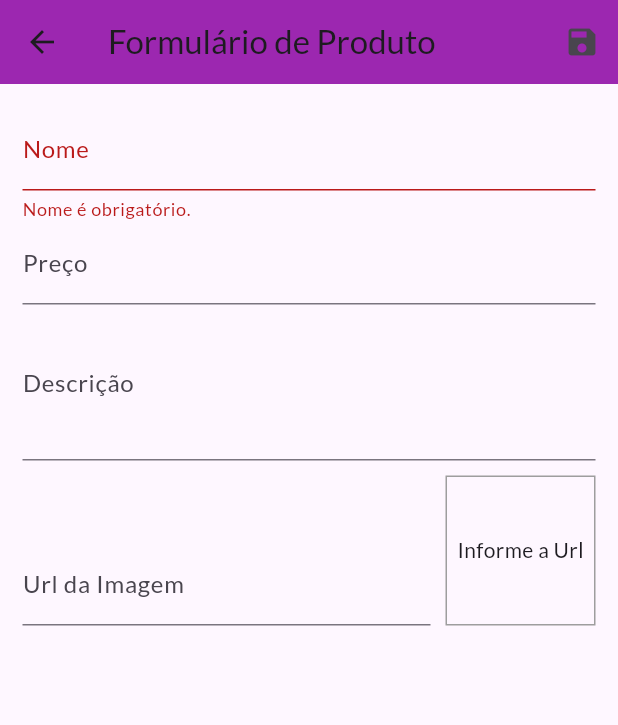
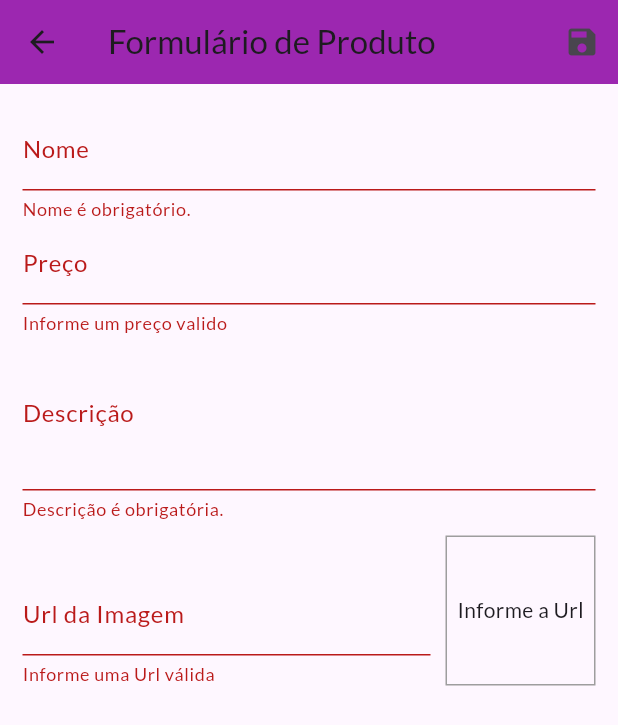
Before and after one commit to LuaDlc/shop, a Flutter app: the ProductFormPage screen opened by its route, after a tap on the "save" icon, on a phone screen of 412 x 824 dp. Shown: the top 725 px of the screen. Run offline on Flutter 3.47's test engine with Material 2 defaults, Android fonts, the phone set to English and light mode, and no system bars; network calls fail.

Commit message:
feat: edit product and revise

```diff
--- a/lib/components/badgee.dart
+++ b/lib/components/badgee.dart
@@ -10,7 +10,7 @@ class Badgee extends StatelessWidget {
   }) : super(key: key);
 
   final Widget child;
-  final String? value;
+  final String value;
   final Color? color;
 
   @override
@@ -33,7 +33,7 @@ class Badgee extends StatelessWidget {
                 minWidth: 16,
               ),
               child: Text(
-                value!,
+                value,
                 textAlign: TextAlign.center,
                 style: const TextStyle(fontSize: 10),
               ),
--- a/lib/components/product_grid_item.dart
+++ b/lib/components/product_grid_item.dart
@@ -21,7 +21,8 @@ class ProductGridItem extends StatelessWidget {
       child: GridTile(
         footer: GridTileBar(
             backgroundColor: Colors.black38,
-            leading: IconButton(
+            leading: Consumer<Product>(
+              builder: (ctx, product, _) => IconButton(
                   onPressed: () {
                     product.toggleFavorite();
                   },
@@ -31,6 +32,7 @@ class ProductGridItem extends StatelessWidget {
                         : Icons.favorite_border_outlined,
                     color: Theme.of(context).hintColor,
                   )),
+            ),
             title: Text(
               product.name!,
               textAlign: TextAlign.center,
@@ -66,3 +68,5 @@ class ProductGridItem extends StatelessWidget {
     );
   }
 }
+// productlist
+//productform page
--- a/lib/main.dart
+++ b/lib/main.dart
@@ -44,7 +44,7 @@ class MyApp extends StatelessWidget {
           routes: {
             AppRoutes.home: (ctx) => const ProductOverviewPage(),
             AppRoutes.productDetail: (ctx) => const ProductDetailPage(),
-            AppRoutes.cartPage: (ctx) => const CartPage(),
+            AppRoutes.cart: (ctx) => const CartPage(),
             AppRoutes.orders: (ctx) => const OrdersPage(),
             AppRoutes.products: (ctx) => const ProductPage(),
             AppRoutes.productForm: (ctx) => const ProductFormPage(),
--- a/lib/pages/product_form_page.dart
+++ b/lib/pages/product_form_page.dart
@@ -1,7 +1,7 @@
-import 'dart:math';
-
 import 'package:flutter/material.dart';
+import 'package:provider/provider.dart';
 import 'package:shop/models/product.model.dart';
+import 'package:shop/models/product_list.dart';
 
 class ProductFormPage extends StatefulWidget {
   const ProductFormPage({Key? key}) : super(key: key);
@@ -27,6 +27,26 @@ class _ProductFormPageState extends State<ProductFormPage> {
   }
 
   @override
+  void didChangeDependencies() {
+    super.didChangeDependencies();
+
+    if (_formData.isEmpty) {
+      final arg = ModalRoute.of(context)?.settings.arguments;
+
+      if (arg != null) {
+        final product = arg as Product;
+        _formData['id'] = product.id;
+        _formData['name'] = product.name!;
+        _formData['price'] = product.price;
+        _formData['description'] = product.description;
+        _formData['imageUrl'] = product.imageUrl;
+
+        _imageUrlController.text = product.imageUrl;
+      }
+    }
+  }
+
+  @override
   void dispose() {
     super.dispose();
     _priceFocus.dispose();
@@ -40,6 +60,14 @@ class _ProductFormPageState extends State<ProductFormPage> {
     setState(() {});
   }
 
+  bool isValidImageUrl(String url) {
+    bool isValidUrl = Uri.tryParse(url)?.hasAbsolutePath ?? false;
+    bool endsWithFile = url.toLowerCase().endsWith('.png') ||
+        url.toLowerCase().endsWith('.jpg') ||
+        url.toLowerCase().endsWith('.svg');
+    return isValidUrl && endsWithFile;
+  }
+
   void _submitForm() {
     final isValid = _formKey.currentState?.validate() ?? false;
 
@@ -49,19 +77,11 @@ class _ProductFormPageState extends State<ProductFormPage> {
 
     _formKey.currentState?.save();
 
-    final newProduct = Product(
-      id: Random().nextDouble().toString(),
-      name: _formData['name'] as String,
-      description: _formData['description'] as String,
-      price: _formData['price'] as double,
-      imageUrl: _formData['imageUrl'] as String,
-    );
-
-    print(newProduct.id);
-    print(newProduct.name);
-    print(newProduct.description);
-    print(newProduct.price);
-    print(newProduct.imageUrl);
+    Provider.of<ProductList>(
+      context,
+      listen: false,
+    ).saveProduct(_formData);
+    Navigator.of(context).pop();
   }
 
   @override
@@ -83,6 +103,7 @@ class _ProductFormPageState extends State<ProductFormPage> {
           child: ListView(
             children: [
               TextFormField(
+                initialValue: _formData['name']?.toString(),
                 decoration: const InputDecoration(labelText: 'Nome'),
                 textInputAction: TextInputAction.next,
                 onFieldSubmitted: (_) {
@@ -104,6 +125,7 @@ class _ProductFormPageState extends State<ProductFormPage> {
                 },
               ),
               TextFormField(
+                initialValue: _formData['price']?.toString(),
                 decoration: const InputDecoration(labelText: 'Preço'),
                 textInputAction: TextInputAction.next,
                 focusNode: _priceFocus,
@@ -115,14 +137,36 @@ class _ProductFormPageState extends State<ProductFormPage> {
                 },
                 onSaved: (price) =>
                     _formData['price'] = double.parse(price ?? '0'),
+                validator: (_price) {
+                  final priceString = _price ?? '';
+                  final price = double.tryParse(priceString) ?? -1;
+
+                  if (price <= 0) {
+                    return 'Informe um preço valido';
+                  }
+                  return null;
+                },
               ),
               TextFormField(
+                initialValue: _formData['description']?.toString(),
                 decoration: const InputDecoration(labelText: 'Descrição'),
                 focusNode: _descriptionFocus,
                 keyboardType: TextInputType.multiline,
                 maxLines: 3,
                 onSaved: (description) =>
                     _formData['description'] = description ?? '',
+                validator: (_description) {
+                  final description = _description ?? '';
+
+                  if (description.trim().isEmpty) {
+                    return 'Descrição é obrigatória.';
+                  }
+
+                  if (description.trim().length < 10) {
+                    return 'Descrição precisa no minimo 10 letras';
+                  }
+                  return null;
+                },
               ),
               Row(
                 crossAxisAlignment: CrossAxisAlignment.end,
@@ -138,6 +182,14 @@ class _ProductFormPageState extends State<ProductFormPage> {
                       onFieldSubmitted: (_) => _submitForm(),
                       onSaved: (imageUrl) =>
                           _formData['imageUrl'] = imageUrl ?? '',
+                      validator: (_imageUrl) {
+                        final imageUrl = _imageUrl ?? '';
+
+                        if (!isValidImageUrl(imageUrl)) {
+                          return 'Informe uma Url válida';
+                        }
+                        return null;
+                      },
                     ),
                   ),
                   Container(
--- a/lib/pages/product_overview_page.dart
+++ b/lib/pages/product_overview_page.dart
@@ -55,7 +55,7 @@ class _ProductOverviewPageState extends State<ProductOverviewPage> {
           Consumer<Cart>(
               child: IconButton(
                 onPressed: () {
-                  Navigator.of(context).pushNamed('/cart-page');
+                  Navigator.of(context).pushNamed('/cart');
                 },
                 icon: const Icon(
                   Icons.shopping_cart,
--- a/lib/utils/app_routes.dart
+++ b/lib/utils/app_routes.dart
@@ -1,7 +1,7 @@
 class AppRoutes {
   static const home = '/home';
   static const productDetail = '/product-detail';
-  static const cartPage = '/cart-page';
+  static const cart = '/cart';
   static const orders = '/orders';
   static const products = '/products';
   static const productForm = '/product-form';
```
Also changed, not shown: lib/components/cart_item.dart (+13 -12 lines), lib/components/product_item.dart (+7 -1 lines), lib/models/product_list.dart (+29 -0 lines). Lines whose indentation alone changed are shown as unchanged.
